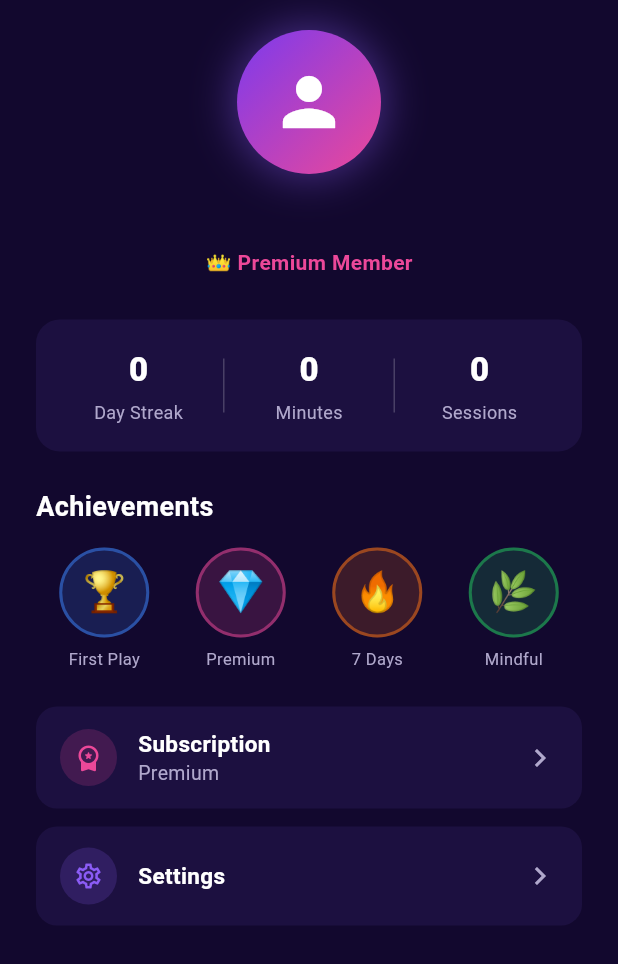
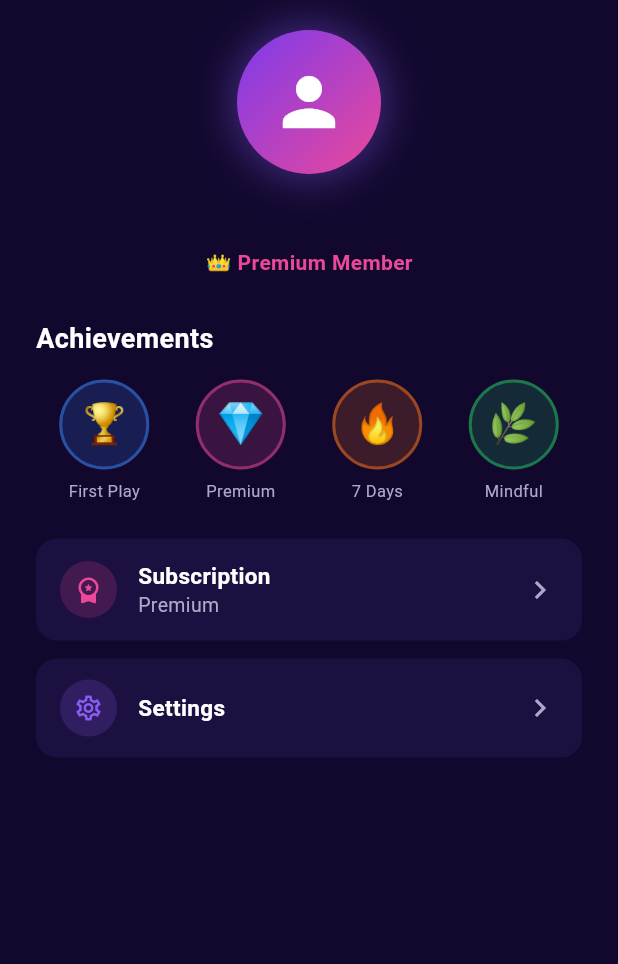
Before and after one commit to cyberking-coder/Rishi_app2, a Flutter app: the ProfileScreen screen opened by its route, on a phone screen of 412 x 824 dp. Shown: the top 964 px of the screen. Run offline on Flutter 3.47's test engine with Material 3 defaults, Android fonts, the phone set to English and light mode, and no system bars; our stand-ins replace audio_service, device_info_plus, flutter_riverpod, flutter_secure_storage, go_router, just_audio and 1 more; missing offline and left inert: pointycastle; accounts and stored records are empty.

Commit message:
Profile: remove fake stats row, make achievement badges functional
- Remove the Day Streak / Minutes / Sessions stats row (values were always
  0 — not tracked — which reads as a broken feature to App Review).
- Achievement badges were non-interactive; now each is tappable and opens
  a dialog describing what the achievement means (Guideline 2.1 — no
  dead/non-functional UI elements).

Co-Authored-By: Claude Opus 4.8 <noreply@anthropic.com>
Claude-Session: https://claude.ai/code/session_01RGb8yEEt9J4juZUSabzN3b

```diff
--- a/mobile_app/lib/features/profile/presentation/screens/profile_screen.dart
+++ b/mobile_app/lib/features/profile/presentation/screens/profile_screen.dart
@@ -93,26 +93,6 @@ class ProfileScreen extends ConsumerWidget {
                 ),
                 const SizedBox(height: 28),
 
-                // ── Stats row ──
-                Container(
-                  padding: const EdgeInsets.symmetric(
-                      vertical: 18, horizontal: 12),
-                  decoration: BoxDecoration(
-                    color: _kSurface,
-                    borderRadius: BorderRadius.circular(16),
-                  ),
-                  child: Row(
-                    children: const [
-                      _StatCell(value: '0', label: 'Day Streak'),
-                      _StatDivider(),
-                      _StatCell(value: '0', label: 'Minutes'),
-                      _StatDivider(),
-                      _StatCell(value: '0', label: 'Sessions'),
-                    ],
-                  ),
-                ),
-                const SizedBox(height: 24),
-
                 // ── Achievements ──
                 const Text(
                   'Achievements',
@@ -125,11 +105,35 @@ class ProfileScreen extends ConsumerWidget {
                 const SizedBox(height: 14),
                 Row(
                   mainAxisAlignment: MainAxisAlignment.spaceAround,
-                  children: const [
-                    _Badge(emoji: '🏆', color: Color(0xFF3B82F6), label: 'First Play'),
-                    _Badge(emoji: '💎', color: Color(0xFFEC4899), label: 'Premium'),
-                    _Badge(emoji: '🔥', color: Color(0xFFF97316), label: '7 Days'),
-                    _Badge(emoji: '🌿', color: Color(0xFF22C55E), label: 'Mindful'),
+                  children: [
+                    _Badge(
+                      emoji: '🏆',
+                      color: const Color(0xFF3B82F6),
+                      label: 'First Play',
+                      onTap: () => _showAchievement(context, '🏆', 'First Play',
+                          'Awarded for playing your first meditation session.'),
+                    ),
+                    _Badge(
+                      emoji: '💎',
+                      color: const Color(0xFFEC4899),
+                      label: 'Premium',
+                      onTap: () => _showAchievement(context, '💎', 'Premium',
+                          'You are a premium member with full access to all content.'),
+                    ),
+                    _Badge(
+                      emoji: '🔥',
+                      color: const Color(0xFFF97316),
+                      label: '7 Days',
+                      onTap: () => _showAchievement(context, '🔥', '7 Days',
+                          'Keep listening for 7 days to unlock this milestone.'),
+                    ),
+                    _Badge(
+                      emoji: '🌿',
+                      color: const Color(0xFF22C55E),
+                      label: 'Mindful',
+                      onTap: () => _showAchievement(context, '🌿', 'Mindful',
+                          'Complete meditation sessions to grow your mindfulness.'),
+                    ),
                   ],
                 ),
                 const SizedBox(height: 24),
@@ -159,6 +163,42 @@ class ProfileScreen extends ConsumerWidget {
             );
           },
         ),
+      ),
+    );
+  }
+
+  void _showAchievement(
+    BuildContext context,
+    String emoji,
+    String title,
+    String description,
+  ) {
+    showDialog<void>(
+      context: context,
+      builder: (ctx) => AlertDialog(
+        backgroundColor: _kSurface,
+        title: Row(
+          children: [
+            Text(emoji, style: const TextStyle(fontSize: 26)),
+            const SizedBox(width: 10),
+            Expanded(
+              child: Text(title,
+                  style: const TextStyle(
+                      color: _kText,
+                      fontSize: 18,
+                      fontWeight: FontWeight.w700)),
+            ),
+          ],
+        ),
+        content: Text(description,
+            style: const TextStyle(color: _kSub, fontSize: 14, height: 1.5)),
+        actions: [
+          TextButton(
+            onPressed: () => Navigator.pop(ctx),
+            child: const Text('Got it',
+                style: TextStyle(color: _kAccent, fontWeight: FontWeight.w600)),
+          ),
+        ],
       ),
     );
   }
@@ -256,47 +296,24 @@ class _DetailRow extends StatelessWidget {
 
 // ─────────────────────────────────────────────────────────────────────────────
 
-class _StatCell extends StatelessWidget {
-  const _StatCell({required this.value, required this.label});
-  final String value;
+class _Badge extends StatelessWidget {
+  const _Badge({
+    required this.emoji,
+    required this.color,
+    required this.label,
+    this.onTap,
+  });
+  final String emoji;
+  final Color color;
   final String label;
+  final VoidCallback? onTap;
 
   @override
   Widget build(BuildContext context) {
-    return Expanded(
+    return InkWell(
+      onTap: onTap,
+      borderRadius: BorderRadius.circular(40),
       child: Column(
-        children: [
-          Text(value,
-              style: const TextStyle(
-                  color: _kText, fontSize: 22, fontWeight: FontWeight.w800)),
-          const SizedBox(height: 4),
-          Text(label,
-              style: const TextStyle(color: _kSub, fontSize: 12)),
-        ],
-      ),
-    );
-  }
-}
-
-class _StatDivider extends StatelessWidget {
-  const _StatDivider();
-
-  @override
-  Widget build(BuildContext context) {
-    return Container(width: 1, height: 36, color: const Color(0x33FFFFFF));
-  }
-}
-
-class _Badge extends StatelessWidget {
-  const _Badge(
-      {required this.emoji, required this.color, required this.label});
-  final String emoji;
-  final Color color;
-  final String label;
-
-  @override
-  Widget build(BuildContext context) {
-    return Column(
         children: [
           Container(
             width: 60,
@@ -314,6 +331,7 @@ class _Badge extends StatelessWidget {
           Text(label,
               style: const TextStyle(color: _kSub, fontSize: 11)),
         ],
+      ),
     );
   }
 }
```
Lines whose indentation alone changed are shown as unchanged.
